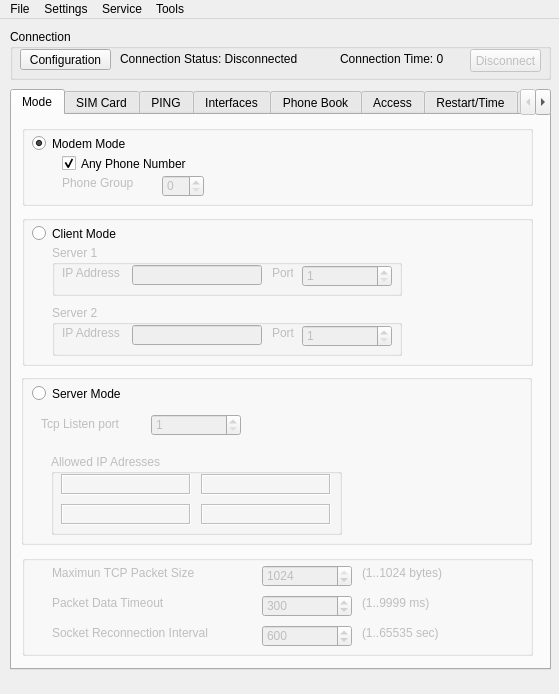
Above: mainwindow.ui from nmacs/metcom before the change. Below: the same form after it.
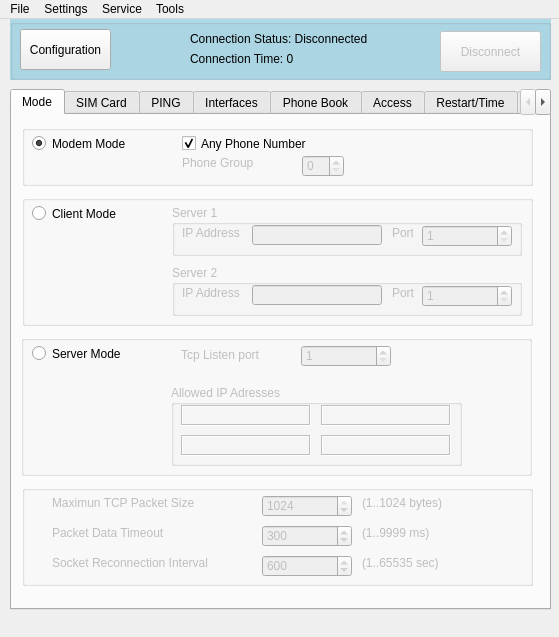
That is the form after the change. The open tabs and pages were chosen to show the change. Custom widgets are drawn as their Qt base class.

```diff
--- a/mainwindow.ui
+++ b/mainwindow.ui
@@ -7,7 +7,7 @@
     <x>0</x>
     <y>0</y>
     <width>559</width>
-    <height>694</height>
+    <height>637</height>
    </rect>
   </property>
   <property name="windowTitle">
@@ -20,11 +20,11 @@
       <x>10</x>
       <y>70</y>
       <width>541</width>
-      <height>581</height>
+      <height>521</height>
      </rect>
     </property>
     <property name="currentIndex">
-     <number>0</number>
+     <number>1</number>
     </property>
     <widget class="QWidget" name="tabMode">
      <attribute name="title">
@@ -35,7 +35,7 @@
        <rect>
         <x>20</x>
         <y>20</y>
-        <width>170</width>
+        <width>151</width>
         <height>17</height>
        </rect>
       </property>
@@ -50,7 +50,7 @@
       <property name="geometry">
        <rect>
         <x>20</x>
-        <y>110</y>
+        <y>90</y>
         <width>170</width>
         <height>17</height>
        </rect>
@@ -65,7 +65,7 @@
         <x>10</x>
         <y>10</y>
         <width>511</width>
-        <height>81</height>
+        <height>61</height>
        </rect>
       </property>
       <property name="title">
@@ -74,8 +74,8 @@
       <widget class="QCheckBox" name="APHN">
        <property name="geometry">
         <rect>
-         <x>40</x>
-         <y>30</y>
+         <x>160</x>
+         <y>10</y>
          <width>301</width>
          <height>17</height>
         </rect>
@@ -93,8 +93,8 @@
        </property>
        <property name="geometry">
         <rect>
-         <x>40</x>
-         <y>50</y>
+         <x>160</x>
+         <y>30</y>
          <width>90</width>
          <height>16</height>
         </rect>
@@ -109,8 +109,8 @@
        </property>
        <property name="geometry">
         <rect>
-         <x>140</x>
-         <y>50</y>
+         <x>280</x>
+         <y>30</y>
          <width>42</width>
          <height>22</height>
         </rect>
@@ -127,9 +127,9 @@
       <property name="geometry">
        <rect>
         <x>10</x>
-        <y>100</y>
+        <y>80</y>
         <width>511</width>
-        <height>151</height>
+        <height>131</height>
        </rect>
       </property>
       <property name="title">
@@ -138,8 +138,8 @@
       <widget class="QGroupBox" name="groupBox_3">
        <property name="geometry">
         <rect>
-         <x>30</x>
-         <y>30</y>
+         <x>150</x>
+         <y>10</y>
          <width>350</width>
          <height>51</height>
         </rect>
@@ -206,8 +206,8 @@
       <widget class="QGroupBox" name="groupBox_4">
        <property name="geometry">
         <rect>
-         <x>30</x>
-         <y>90</y>
+         <x>150</x>
+         <y>70</y>
          <width>350</width>
          <height>51</height>
         </rect>
@@ -276,7 +276,7 @@
       <property name="geometry">
        <rect>
         <x>20</x>
-        <y>270</y>
+        <y>230</y>
         <width>170</width>
         <height>17</height>
        </rect>
@@ -292,9 +292,9 @@
       <property name="geometry">
        <rect>
         <x>9</x>
-        <y>259</y>
+        <y>220</y>
         <width>511</width>
-        <height>171</height>
+        <height>141</height>
        </rect>
       </property>
       <property name="title">
@@ -303,9 +303,9 @@
       <widget class="QLabel" name="label_12">
        <property name="geometry">
         <rect>
-         <x>20</x>
-         <y>40</y>
-         <width>91</width>
+         <x>160</x>
+         <y>10</y>
+         <width>101</width>
          <height>20</height>
         </rect>
        </property>
@@ -316,8 +316,8 @@
       <widget class="QGroupBox" name="groupBox_8">
        <property name="geometry">
         <rect>
-         <x>30</x>
-         <y>80</y>
+         <x>150</x>
+         <y>50</y>
          <width>291</width>
          <height>81</height>
         </rect>
@@ -393,8 +393,8 @@
       <widget class="QSpinBox" name="PTSR">
        <property name="geometry">
         <rect>
-         <x>130</x>
-         <y>40</y>
+         <x>280</x>
+         <y>10</y>
          <width>90</width>
          <height>22</height>
         </rect>
@@ -414,7 +414,7 @@
       <property name="geometry">
        <rect>
         <x>10</x>
-        <y>440</y>
+        <y>370</y>
         <width>511</width>
         <height>101</height>
        </rect>
@@ -2902,17 +2902,23 @@
      </rect>
     </property>
    </widget>
-   <widget class="QGroupBox" name="groupBox">
+   <widget class="QGroupBox" name="groupConnection">
     <property name="geometry">
      <rect>
       <x>10</x>
-      <y>10</y>
+      <y>0</y>
       <width>541</width>
-      <height>51</height>
+      <height>61</height>
      </rect>
     </property>
+    <property name="styleSheet">
+     <string notr="true">#groupConnection{background-color:lightblue;}</string>
+    </property>
     <property name="title">
-     <string>Connection</string>
+     <string/>
+    </property>
+    <property name="flat">
+     <bool>true</bool>
     </property>
     <widget class="QPushButton" name="btnConfiguration">
      <property name="enabled">
@@ -2921,9 +2927,9 @@
      <property name="geometry">
       <rect>
        <x>10</x>
-       <y>20</y>
+       <y>10</y>
        <width>91</width>
-       <height>21</height>
+       <height>41</height>
       </rect>
      </property>
      <property name="text">
@@ -2933,9 +2939,9 @@
     <widget class="QLabel" name="lblConnectionStatus">
      <property name="geometry">
       <rect>
-       <x>110</x>
-       <y>20</y>
-       <width>211</width>
+       <x>180</x>
+       <y>10</y>
+       <width>241</width>
        <height>20</height>
       </rect>
      </property>
@@ -2946,9 +2952,9 @@
     <widget class="QLabel" name="lblConnectionTime">
      <property name="geometry">
       <rect>
-       <x>330</x>
-       <y>20</y>
-       <width>131</width>
+       <x>180</x>
+       <y>30</y>
+       <width>201</width>
        <height>20</height>
       </rect>
      </property>
@@ -2962,10 +2968,10 @@
      </property>
      <property name="geometry">
       <rect>
-       <x>460</x>
-       <y>20</y>
-       <width>71</width>
-       <height>23</height>
+       <x>430</x>
+       <y>12</y>
+       <width>101</width>
+       <height>41</height>
       </rect>
      </property>
      <property name="text">
```
